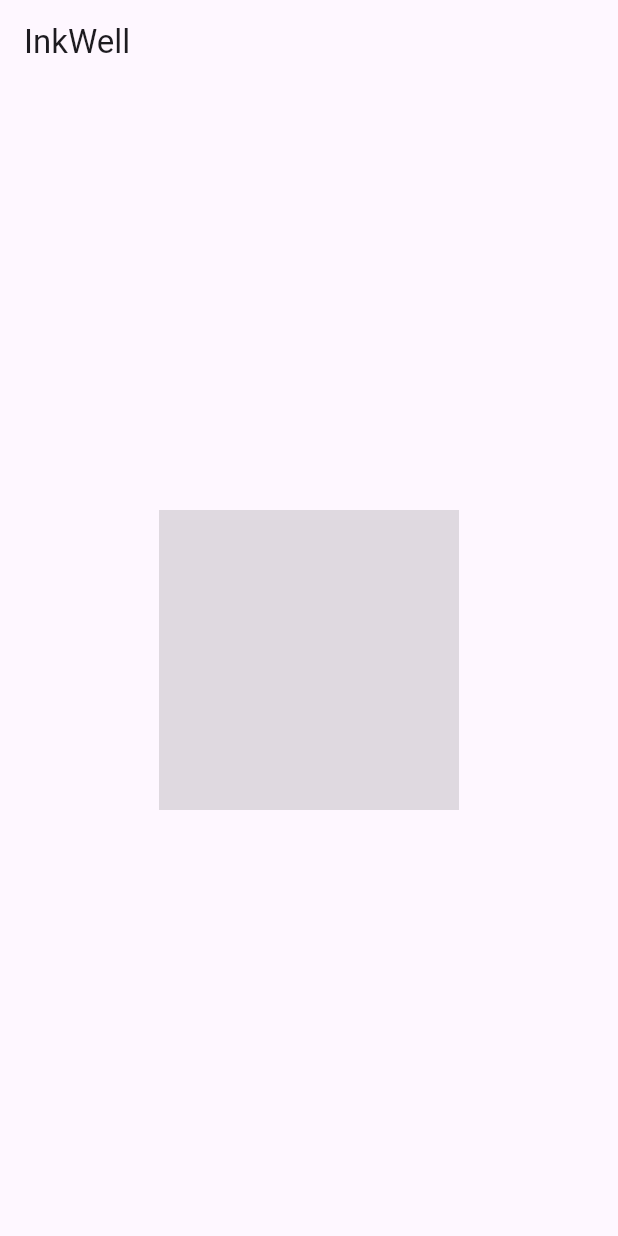
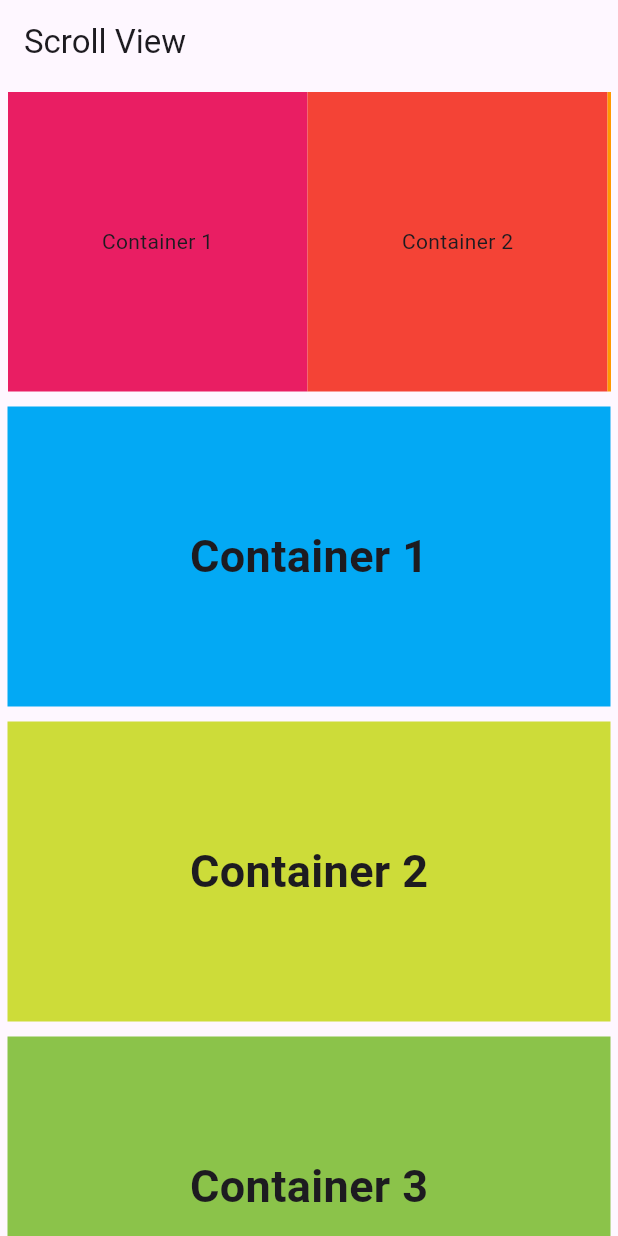
Before and after one commit to jeelpatel001/first_flutter_app, a Flutter app: the screen it shows after launch, on a phone screen of 412 x 824 dp. Run offline on Flutter 3.47's test engine with Material 3 defaults, Android fonts, the phone set to English and light mode, and no system bars.

Commit message:
Learn ScrollView Horizontal And Vertical

```diff
--- /dev/null
+++ b/lib/_9_ScrollView.dart
@@ -0,0 +1,74 @@
+import 'package:flutter/material.dart';
+
+class MyScrollView extends StatelessWidget {
+  const MyScrollView({super.key});
+
+  @override
+  Widget build(BuildContext context) {
+    return Scaffold(
+      appBar: AppBar(
+        title: const Text("Scroll View"),
+      ),
+      body: SingleChildScrollView(
+        child: Column(
+          children: [
+            Container(
+              height: 200,
+              margin: const EdgeInsets.all(5),
+              child: SingleChildScrollView(
+                scrollDirection: Axis.horizontal,
+                child: Row(children: [
+                  Container(
+                    width: 200,
+                    color: Colors.pink,
+                    child: Center(child: Text("Container 1")),
+                  ),
+                  Container(
+                    width: 200,
+                    color: Colors.red,
+                    child: Center(child: Text("Container 2")),
+                  ),
+                  Container(
+                    width: 200,
+                    color: Colors.orange,
+                    child: Center(child: Text("Container 3")),
+                  ),
+                ]),
+              ),
+            ),
+            Container(
+              height: 200,
+              margin: const EdgeInsets.all(5),
+              color: Colors.lightBlue,
+              child: const Center(
+                  child: Text(
+                "Container 1",
+                style: TextStyle(fontSize: 30, fontWeight: FontWeight.w600),
+              )),
+            ),
+            Container(
+              height: 200,
+              margin: const EdgeInsets.all(5),
+              color: Colors.lime,
+              child: const Center(
+                  child: Text(
+                "Container 2",
+                style: TextStyle(fontSize: 30, fontWeight: FontWeight.w600),
+              )),
+            ),
+            Container(
+              height: 200,
+              margin: const EdgeInsets.all(5),
+              color: Colors.lightGreen,
+              child: const Center(
+                  child: Text(
+                "Container 3",
+                style: TextStyle(fontSize: 30, fontWeight: FontWeight.w600),
+              )),
+            ),
+          ],
+        ),
+      ),
+    );
+  }
+}
--- a/lib/main.dart
+++ b/lib/main.dart
@@ -5,6 +5,7 @@ import 'package:first_flutter_app/_4_Outlined_Button_Widget.dart';
 import 'package:first_flutter_app/_5_Insert_Image.dart';
 import 'package:first_flutter_app/_6_Row.dart';
 import 'package:first_flutter_app/_8_InkWell.dart';
+import 'package:first_flutter_app/_9_ScrollView.dart';
 import 'package:flutter/material.dart';
 
 import '_7_Column.dart';
@@ -34,7 +35,8 @@ class MyApp extends StatelessWidget {
       // home: const InsertImage(),
       // home: const row(),
       // home: const column(),
-      home: const inkwell(),
+      // home: const inkwell(),
+      home: const MyScrollView(),
     );
   }
 }
@@ -219,20 +221,6 @@ class _MyHomePageState extends State<MyHomePage> {
       //   ),
       // ),
 
-      /*-------InkWell Widget-------*/
-
-      // body: Center(
-      //   child: InkWell(
-      //     onTap: displayName,
-      //     onDoubleTap: displayName,
-      //     child: Container(
-      //       color: Colors.black12,
-      //       width: 300,
-      //       height: 300,
-      //     ),
-      //   ),
-      // ),
-
     );
   }
 }
```
